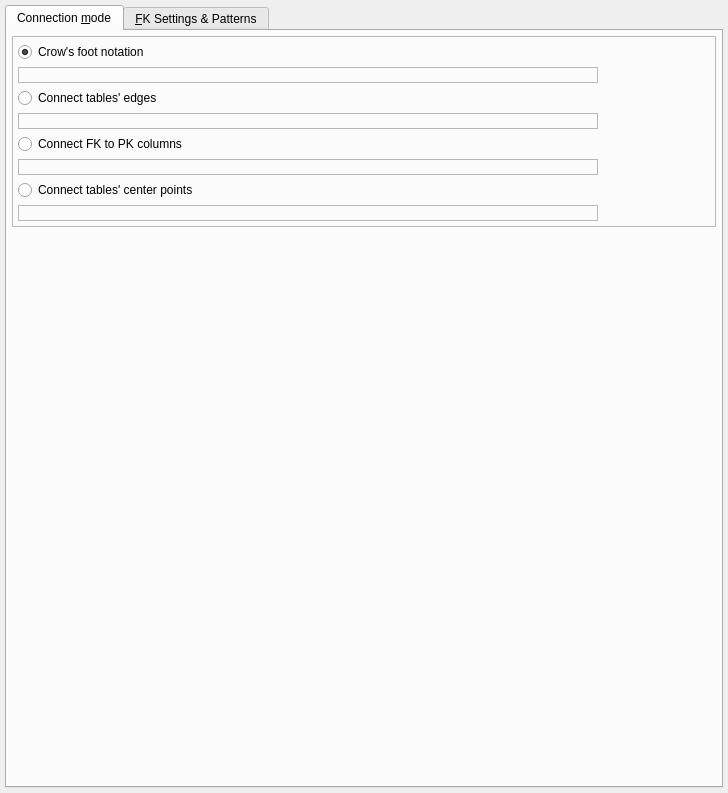
The window that libs/libgui/ui/settings/relationshipconfigwidget.ui (pgmodeler/pgmodeler) describes before a commit, drawn with Qt 5.
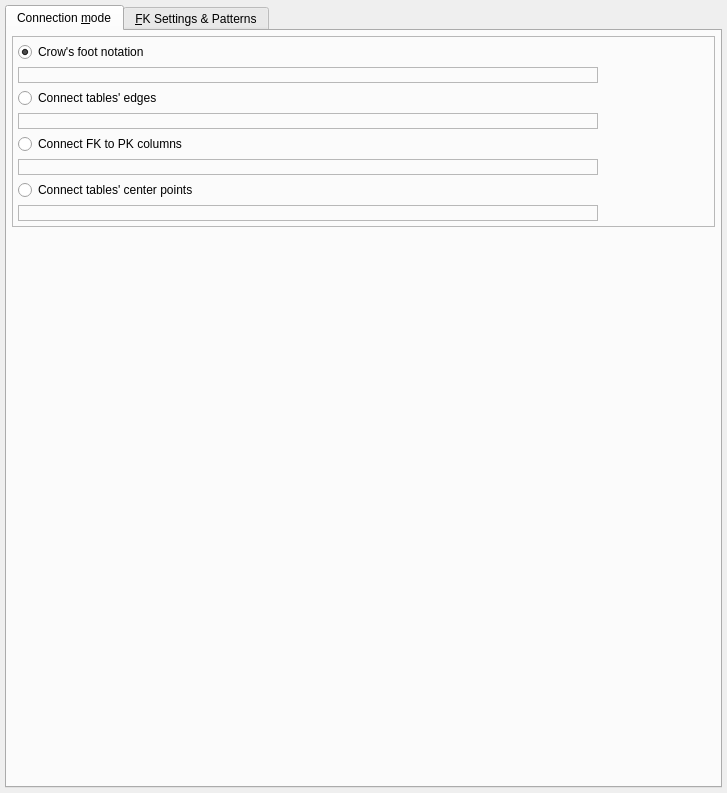
The same window after the commit. Icons and pictures are not drawn.

Commit message: Minor adjustment on ui style conf files

What changed in the file:
```diff
--- a/libs/libgui/ui/settings/relationshipconfigwidget.ui
+++ b/libs/libgui/ui/settings/relationshipconfigwidget.ui
@@ -6,7 +6,7 @@
    <rect>
     <x>0</x>
     <y>0</y>
-    <width>728</width>
+    <width>727</width>
     <height>793</height>
    </rect>
   </property>
```
Left out of the diff: 56 changed lines with no effect on the pictures. The commit also changes 4 other files.
